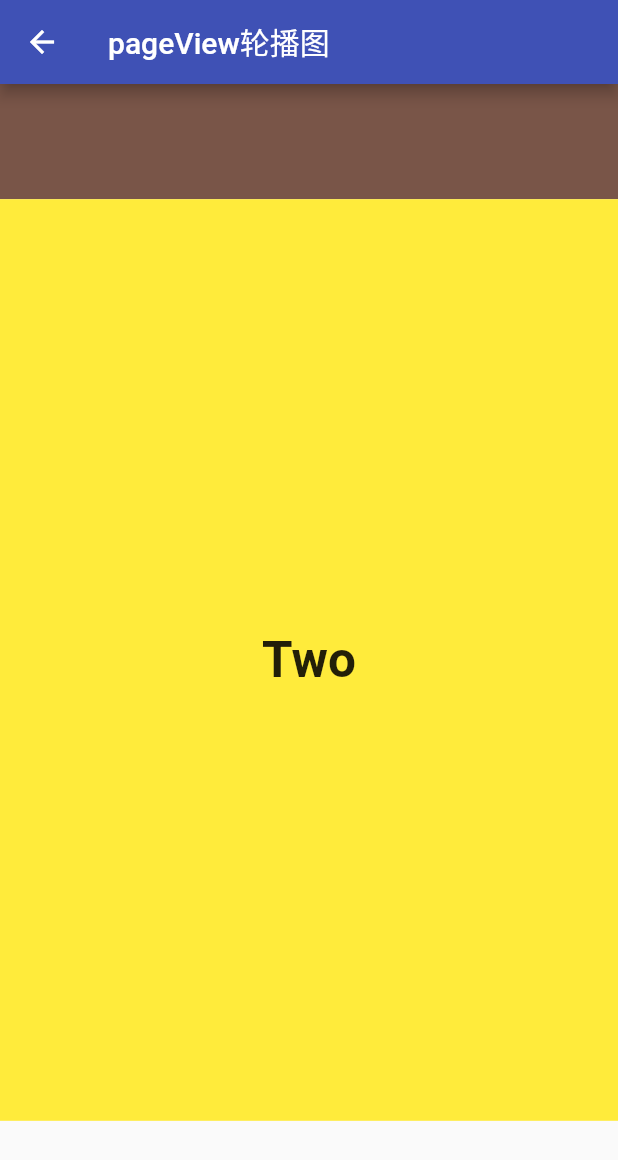
After one commit to king2088/flutter_widget_demo, a Flutter app: the PageViewDemo screen opened by its route, on a phone screen of 412 x 824 dp. The commit adds this screen. Shown: the top 1160 px of the screen. Run offline on Flutter 3.47's test engine with Material 2 defaults, Android fonts, the phone set to English and light mode, and no system bars.

```diff
--- a/lib/Home/home.dart
+++ b/lib/Home/home.dart
@@ -97,6 +97,27 @@ class _HomePageState extends State<HomePage> {
           'ConstrainedBox设置盒子的最小或最大宽高包括minHeight/minWidth/maxHeight/maxWidth',
       'router': '/cbox'
     },
+    {
+      'title': '轮播图',
+      'description': 'pageView部件构建轮流畅的播图效果，水平/垂直滑动',
+      'router': '/page-view'
+    },
+    {
+      'title': '根据数据生成轮播图',
+      'description': 'pageView.builder部件根据数据循环构建轮播图页面',
+      'router': '/page-view-b'
+    },
+    {'title': '网格视图一', 'description': 'GridView创建网格布局的页面', 'router': '/grid1'},
+    {
+      'title': '网格视图二',
+      'description': 'GridView.extent创建网格布局的页面',
+      'router': '/grid2'
+    },
+    {
+      'title': '网格视图三',
+      'description': 'GridView.builder创建网格布局的页面',
+      'router': '/grid3'
+    }
   ];
 
   @override
--- /dev/null
+++ b/lib/widget/page_view_demo.dart
@@ -0,0 +1,51 @@
+import 'package:flutter/material.dart';
+
+class PageViewDemo extends StatelessWidget {
+  const PageViewDemo({Key key}) : super(key: key);
+
+  @override
+  Widget build(BuildContext context) {
+    return Scaffold(
+      appBar: AppBar(
+        title: Text('pageView轮播图'),
+      ),
+      body: PageView(
+        // pageSnapping: false, // 设置是否直接滑动到下一页，false为不直接滑动
+        // reverse: true, // 反转chuldren中的元素
+        scrollDirection: Axis.vertical, // 设置滑动的方向，horizontal为水平滑动,vertical为垂直滑动
+        onPageChanged: (currentPage) {
+          print('当前第${currentPage + 1}页面');
+        },
+        controller: PageController(
+          initialPage: 1, // 默认显示第几页
+          keepPage: false,
+          viewportFraction: 0.8, // 设置每一个view的宽或高为80%
+        ),
+        children: <Widget>[
+          Container(
+            color: Colors.brown,
+            alignment: Alignment(0, 0),
+            child: Text(
+              'One',
+              style: TextStyle(
+                fontWeight: FontWeight.bold,
+                fontSize: 33,
+              ),
+            ),
+          ),
+          Container(
+            color: Colors.yellow,
+            alignment: Alignment(0, 0),
+            child: Text(
+              'Two',
+              style: TextStyle(
+                fontWeight: FontWeight.bold,
+                fontSize: 33,
+              ),
+            ),
+          ),
+        ],
+      ),
+    );
+  }
+}
```
Also changed, not shown: lib/main.dart (+10 -0 lines), lib/widget/grid_view_builder_demo.dart (added, +34 -0 lines), lib/widget/grid_view_demo.dart (added, +31 -0 lines), lib/widget/grid_view_extent_demo.dart (added, +31 -0 lines), lib/widget/page_view_builder_demo.dart (added, +55 -0 lines).
